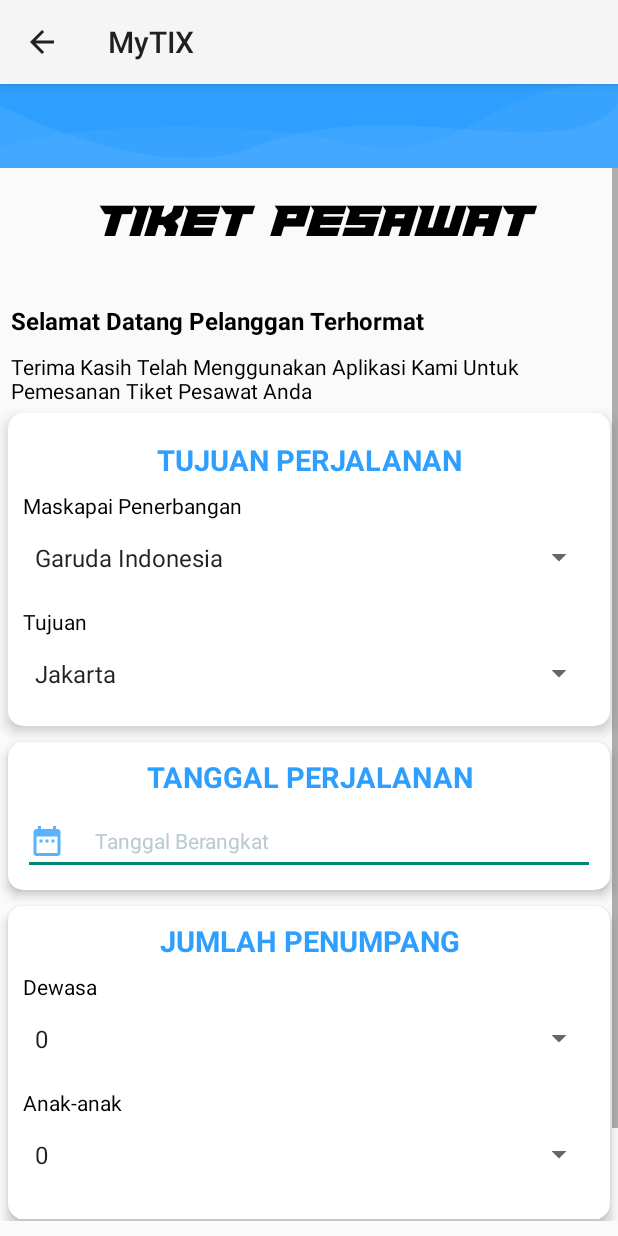
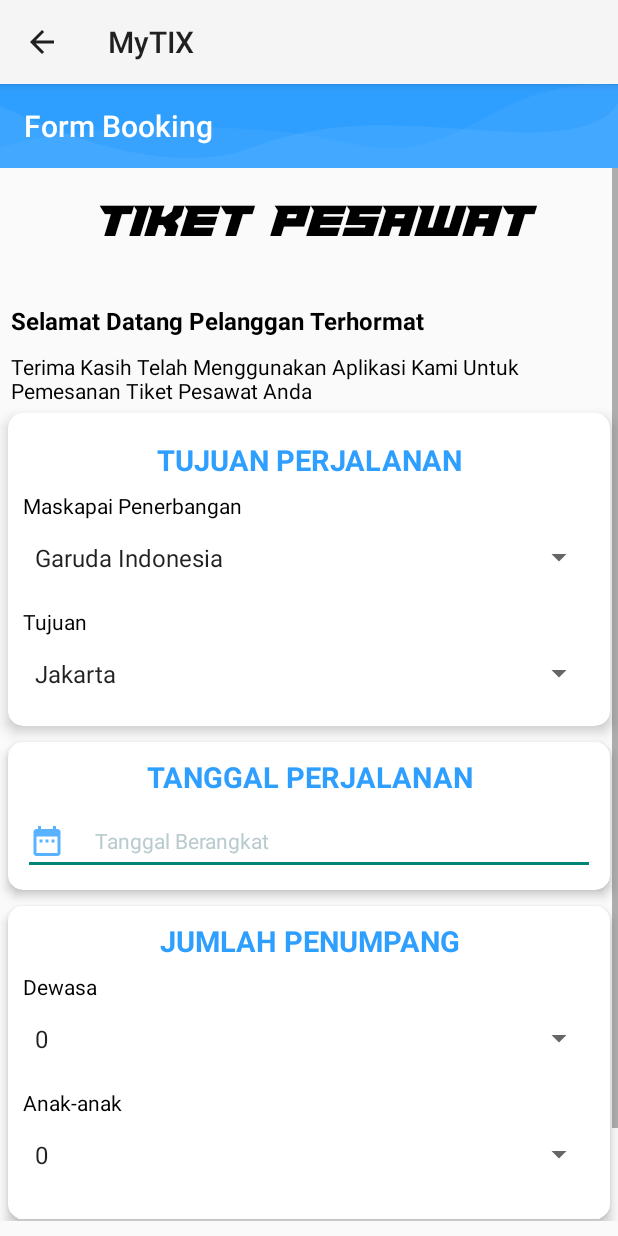
Before and after one commit to Dikabagas/Tubes-Mobile, an Android app: the Pesawat_page screen opened directly, with no data from a screen before it, on a phone screen of 412 x 824 dp. Run offline under Robolectric (Android 15) with nearby library versions, the phone set to English and light mode, and no system bars; 1 statement that could not run was skipped.

Commit message:
update eror

```diff
--- a/app/src/main/java/com/example/mytix/Pesawat_page.java
+++ b/app/src/main/java/com/example/mytix/Pesawat_page.java
@@ -36,7 +36,7 @@ public class Pesawat_page extends AppCompatActivity {
     SessionManager session;
     String email;
     int id_book;
-    public String sMaskapai, sDestinasi, sTanggal, sDewasa, sAnak;
+    public String sMaskapai , sDestinasi, sTanggal, sDewasa, sAnak;
     int jmlDewasa, jmlAnak;
     int hargaDewasa, hargaAnak;
     int hargaTotalDewasa, hargaTotalAnak, hargaTotal;
@@ -142,7 +142,7 @@ public class Pesawat_page extends AppCompatActivity {
                 perhitunganHarga();
                 if (sMaskapai != null && sDestinasi != null && sTanggal != null && sDewasa != null) {
                     AlertDialog dialog = new AlertDialog.Builder(Pesawat_page.this)
-                            .setTitle("Ingin booking kereta sekarang?")
+                            .setTitle("Ingin booking Pesawat sekarang?")
                             .setPositiveButton("Ya", new DialogInterface.OnClickListener() {
                                 @Override
                                 public void onClick(DialogInterface dialog, int which) {
@@ -185,7 +185,7 @@ public class Pesawat_page extends AppCompatActivity {
     }
 
     private void setupToolbar() {
-        Toolbar toolbar = findViewById(R.id.liburan);
+        Toolbar toolbar = findViewById(R.id.tbPswt);
         toolbar.setTitle("Form Booking");
         setSupportActionBar(toolbar);
         getSupportActionBar().setDisplayHomeAsUpEnabled(true);
```
